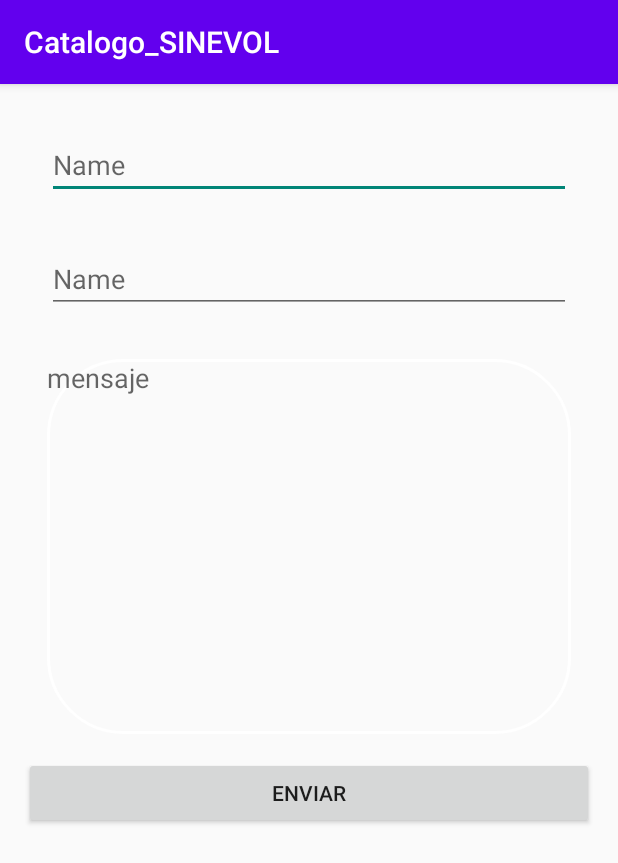
After one commit to helmut1996/Catalogo_Sinevol, an Android app: the MainEmail screen opened directly, with no data from a screen before it, on a phone screen of 412 x 824 dp. The commit adds this screen. Shown: the top 863 px of the screen. Run offline under Robolectric (Android 15) with nearby library versions, the phone set to English and light mode, and no system bars.

Commit message:
enviar correo

```diff
--- a/app/build.gradle
+++ b/app/build.gradle
@@ -30,6 +30,10 @@ android {
 
 dependencies {
 
+    implementation fileTree(dir: 'libs', include: ['*.jar'])
+    implementation files('libs\\activation.jar')
+    implementation files('libs\\additionnal.jar')
+    implementation files('libs\\mail.jar')
     implementation 'androidx.appcompat:appcompat:1.2.0'
     implementation 'com.google.android.material:material:1.3.0'
     implementation 'androidx.constraintlayout:constraintlayout:2.0.4'
--- a/app/src/main/AndroidManifest.xml
+++ b/app/src/main/AndroidManifest.xml
@@ -9,7 +9,8 @@
         android:roundIcon="@mipmap/ic_launcher_round"
         android:supportsRtl="true"
         android:theme="@style/Theme.Catalogo_SINEVOL">
-        <activity android:name=".MainDetalleProducto"></activity>
+        <activity android:name=".MainEmail"></activity>
+        <activity android:name=".MainDetalleProducto" />
         <activity android:name=".MainProductos" />
         <activity
             android:name=".MainActivity"
--- /dev/null
+++ b/app/src/main/java/com/helcode/catalogo_sinevol/MainEmail.java
@@ -0,0 +1,14 @@
+package com.helcode.catalogo_sinevol;
+
+import androidx.appcompat.app.AppCompatActivity;
+
+import android.os.Bundle;
+
+public class MainEmail extends AppCompatActivity {
+
+    @Override
+    protected void onCreate(Bundle savedInstanceState) {
+        super.onCreate(savedInstanceState);
+        setContentView(R.layout.activity_main_email);
+    }
+}
--- /dev/null
+++ b/app/src/main/res/drawable/bg_round.xml
@@ -0,0 +1,7 @@
+<?xml version="1.0" encoding="utf-8"?>
+<shape xmlns:android="http://schemas.android.com/apk/res/android"
+    android:shape="rectangle">
+<corners android:radius="50dp"/>
+<stroke android:color="@color/design_default_color_on_primary"
+    android:width="2dp"/>
+</shape>
--- /dev/null
+++ b/app/src/main/res/drawable/ic_email.xml
@@ -0,0 +1,5 @@
+<vector android:height="24dp" android:tint="#FFFFFF"
+    android:viewportHeight="24" android:viewportWidth="24"
+    android:width="24dp" xmlns:android="http://schemas.android.com/apk/res/android">
+    <path android:fillColor="@android:color/white" android:pathData="M20,4L4,4c-1.1,0 -1.99,0.9 -1.99,2L2,18c0,1.1 0.9,2 2,2h16c1.1,0 2,-0.9 2,-2L22,6c0,-1.1 -0.9,-2 -2,-2zM20,8l-8,5 -8,-5L4,6l8,5 8,-5v2z"/>
+</vector>
--- /dev/null
+++ b/app/src/main/res/drawable/ic_search.xml
@@ -0,0 +1,5 @@
+<vector android:height="24dp" android:tint="#FFFFFF"
+    android:viewportHeight="24" android:viewportWidth="24"
+    android:width="24dp" xmlns:android="http://schemas.android.com/apk/res/android">
+    <path android:fillColor="@android:color/white" android:pathData="M15.5,14h-0.79l-0.28,-0.27C15.41,12.59 16,11.11 16,9.5 16,5.91 13.09,3 9.5,3S3,5.91 3,9.5 5.91,16 9.5,16c1.61,0 3.09,-0.59 4.23,-1.57l0.27,0.28v0.79l5,4.99L20.49,19l-4.99,-5zM9.5,14C7.01,14 5,11.99 5,9.5S7.01,5 9.5,5 14,7.01 14,9.5 11.99,14 9.5,14z"/>
+</vector>
--- a/app/src/main/res/layout/activity_main.xml
+++ b/app/src/main/res/layout/activity_main.xml
@@ -32,7 +32,7 @@
         android:layout_width="360dp"
         android:layout_height="372dp"
         android:layout_marginTop="40dp"
-        android:background="#fff"
+        android:background="#68FFFFFF"
         android:orientation="vertical"
         app:layout_constraintBottom_toBottomOf="parent"
         app:layout_constraintEnd_toEndOf="parent"
@@ -103,6 +103,7 @@
             android:layout_marginLeft="15dp"
             android:layout_marginTop="50dp"
             android:layout_marginRight="15dp"
+            android:background="#CDDC39"
             android:text="sing in" />
     </LinearLayout>
 
--- /dev/null
+++ b/app/src/main/res/layout/activity_main_email.xml
@@ -0,0 +1,52 @@
+<?xml version="1.0" encoding="utf-8"?>
+<LinearLayout xmlns:android="http://schemas.android.com/apk/res/android"
+    xmlns:app="http://schemas.android.com/apk/res-auto"
+    xmlns:tools="http://schemas.android.com/tools"
+    android:layout_width="match_parent"
+    android:layout_height="wrap_content"
+    android:orientation="vertical"
+    android:padding="16dp"
+    android:gravity="center"
+    tools:context=".MainEmail">
+
+    <EditText
+        android:layout_margin="15dp"
+        android:id="@+id/editTextTextPersonName"
+        android:layout_width="match_parent"
+        android:layout_height="wrap_content"
+        android:ems="10"
+        android:inputType="textPersonName"
+        android:hint="Name" />
+
+    <EditText
+        android:layout_margin="15dp"
+        android:id="@+id/editTextTextPersonName2"
+        android:layout_width="match_parent"
+        android:layout_height="wrap_content"
+        android:ems="10"
+        android:inputType="textPersonName"
+        android:hint="Name" />
+
+    <EditText
+        android:layout_margin="15dp"
+        android:id="@+id/editTextTextMultiLine"
+        android:layout_width="match_parent"
+        android:layout_height="250dp"
+        android:ems="10"
+        android:gravity="start|top"
+        android:inputType="textMultiLine"
+        android:hint="mensaje"
+        android:background="@drawable/bg_round"/>
+
+    <ImageView
+        android:id="@+id/imageView"
+        android:layout_width="match_parent"
+        android:layout_height="wrap_content"
+        tools:srcCompat="@tools:sample/avatars" />
+
+    <Button
+        android:id="@+id/button2"
+        android:layout_width="match_parent"
+        android:layout_height="wrap_content"
+        android:text="Enviar" />
+</LinearLayout>
```
Also changed, not shown: app/src/main/java/com/helcode/catalogo_sinevol/MainDetalleProducto.java (+12 -5 lines), app/src/main/java/com/helcode/catalogo_sinevol/MainProductos.java (+13 -1 lines), app/src/main/res/layout/activity_main_productos.xml (+22 -4 lines), app/src/main/res/menu/menu_shared.xml (+6 -1 lines), app/libs/activation.jar (added), app/libs/additionnal.jar (added), app/libs/jtds-1.3.1.jar (added), app/libs/mail.jar (added).
